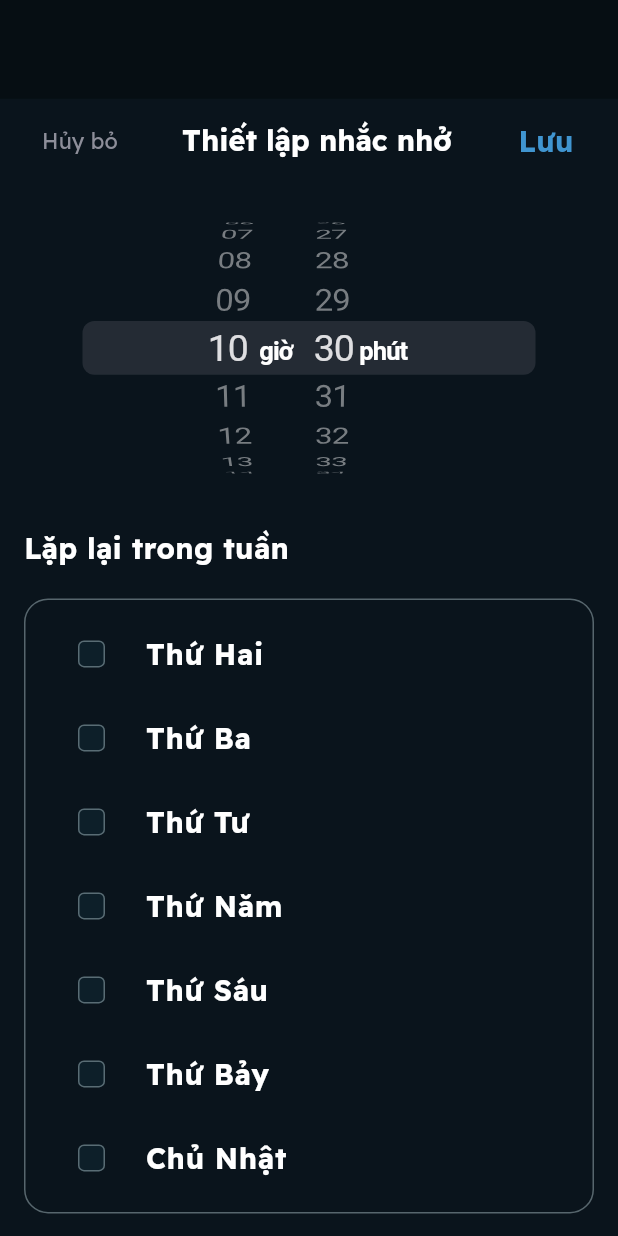
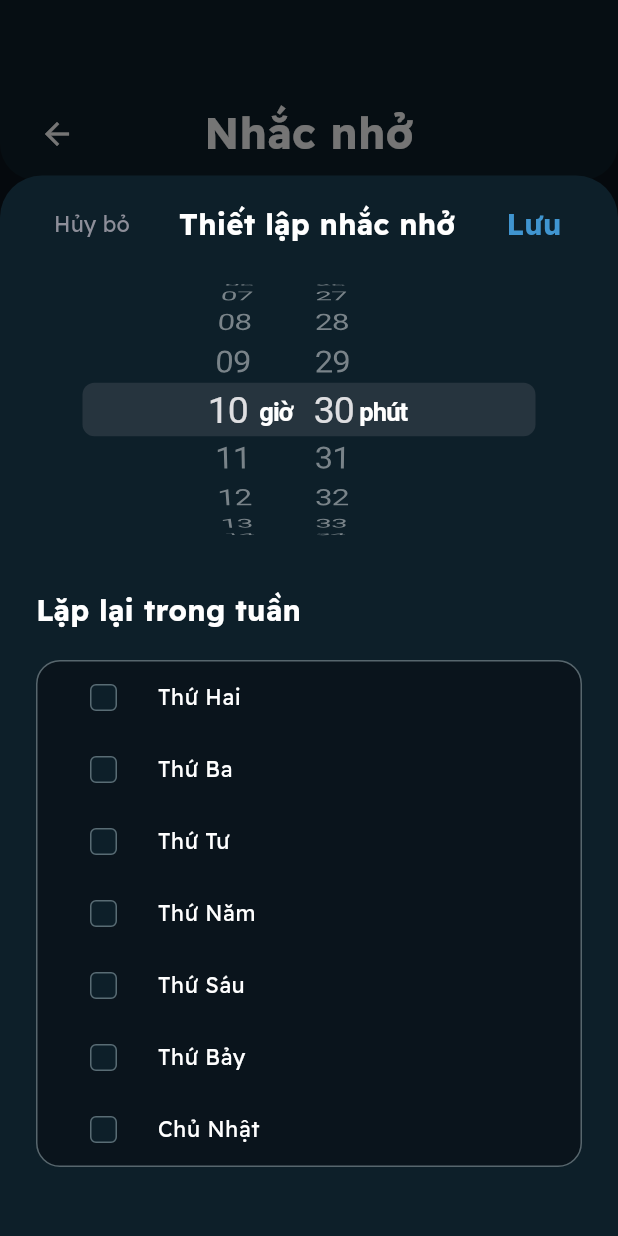
Before and after one commit to heterl0/yogitech-mobile-application, a Flutter app: the ReminderPage screen opened by its route, after a tap on the "add" icon, on a phone screen of 412 x 824 dp. Run offline on Flutter 3.47's test engine with Material 3 defaults, Android fonts, the phone set to English and light mode, and no system bars; our stand-ins replace audioplayers, cached_network_image, camera, dio, equatable, fl_chart and 15 more; missing offline and left inert: dart:ffi, pay, tflite_flutter; accounts and stored records are empty; generated files the repository leaves out were written again; network calls fail.

Commit message:
Tinh chỉnh lại UI của Reminder

```diff
--- a/lib/src/pages/exercise_detail.dart
+++ b/lib/src/pages/exercise_detail.dart
@@ -97,18 +97,21 @@ class _ExerciseDetailState extends State<ExerciseDetail> {
 
   Widget _buildImage(BuildContext context) {
     return Padding(
-      padding: const EdgeInsets.only(top: 60),
+        padding: const EdgeInsets.only(top: 90),
+        child: AspectRatio(
+          aspectRatio: 16 / 9,
           child: Container(
-        width: double.infinity,
-        height: 360,
             decoration: BoxDecoration(
               image: DecorationImage(
-            image:CachedNetworkImageProvider(_exercise!.image_url), // ! for null safety
+                image: CachedNetworkImageProvider(
+                  _exercise!
+                      .image_url, // Thay thế URL mặc định nếu _exercise!.image_url null
+                ),
                 fit: BoxFit.cover,
               ),
             ),
           ),
-    );
+        ));
   }
 
   Widget _buildMainContent(BuildContext context) {
@@ -244,13 +247,14 @@ class _ExerciseDetailState extends State<ExerciseDetail> {
               children: <Widget>[
                 ClipRRect(
                   borderRadius: const BorderRadius.all(Radius.circular(8)),
-                  child:
-                  CachedNetworkImage(
+                  child: CachedNetworkImage(
                     imageUrl: pose.image_url,
                     height: 240, // Chiều cao cố định của ảnh
-                    width: double.infinity, // Đảm bảo ảnh chiếm toàn bộ chiều ngang
+                    width: double
+                        .infinity, // Đảm bảo ảnh chiếm toàn bộ chiều ngang
                     fit: BoxFit.cover,
-                    placeholder: (context, url) => Center(child: CircularProgressIndicator()),
+                    placeholder: (context, url) =>
+                        Center(child: CircularProgressIndicator()),
                     errorWidget: (context, url, error) => Icon(Icons.error),
                   ),
                 ),
@@ -404,7 +408,8 @@ class _ExerciseDetailState extends State<ExerciseDetail> {
                 height: 44,
                 decoration: ShapeDecoration(
                   image: DecorationImage(
-                    image:CachedNetworkImageProvider(comment.user.profile.avatar_url ?? ''),
+                    image: CachedNetworkImageProvider(
+                        comment.user.profile.avatar_url ?? ''),
                     fit: BoxFit.cover,
                   ),
                   // gradient: gradient,
--- a/lib/src/pages/reminder.dart
+++ b/lib/src/pages/reminder.dart
@@ -105,17 +105,11 @@ class _ReminderPageState extends State<ReminderPage> {
       builder: (BuildContext context) {
         final ScrollController scrollController = ScrollController();
 
-        return SingleChildScrollView(
-          child: SizedBox(
-            height: MediaQuery.of(context).size.height * 0.92,
-            child: _SetupReminderWidget(
+        return _SetupReminderWidget(
           scrollController: scrollController,
-              initialTime:
-                  isNew ? TimeOfDay.now() : _selectedTimes[index!]['time'],
+          initialTime: isNew ? TimeOfDay.now() : _selectedTimes[index!]['time'],
           initialDays: isNew ? {} : _selectedTimes[index!]['days'],
           showDeleteButton: !isNew,
-            ),
-          ),
         );
       },
     );
@@ -311,31 +305,33 @@ class __SetupReminderWidgetState extends State<_SetupReminderWidget> {
   Widget build(BuildContext context) {
     final trans = AppLocalizations.of(context)!;
     final theme = Theme.of(context);
-    return Scaffold(
-      appBar: AppBar(
-        automaticallyImplyLeading: false,
-        title: Row(
+    return SingleChildScrollView(
+      controller: widget.scrollController,
+      padding: EdgeInsets.symmetric(horizontal: 24.0),
+      child: Column(
+        crossAxisAlignment: CrossAxisAlignment.start,
+        children: [
+          SizedBox(height: 8),
+          Row(
             mainAxisAlignment: MainAxisAlignment.spaceBetween,
             children: [
               TextButton(
-              onPressed: () {
-                Navigator.pop(context);
-              },
+                onPressed: () => Navigator.pop(context),
                 child: Text(
                   trans.cancel,
                   style: bd_text.copyWith(color: text),
                 ),
               ),
-            Text(trans.setReminder,
-                style: h3.copyWith(color: theme.colorScheme.onBackground)),
+              Text(
+                trans.setReminder,
+                style: h3.copyWith(color: theme.colorScheme.onBackground),
+              ),
               TextButton(
-              onPressed: () {
-                Navigator.pop(context, {
+                onPressed: () => Navigator.pop(context, {
                   'time': _selectedTime,
                   'days': _selectedDays,
                   'isEnabled': true
-                });
-              },
+                }),
                 child: Text(
                   trans.save,
                   style: h3.copyWith(color: primary),
@@ -343,15 +339,7 @@ class __SetupReminderWidgetState extends State<_SetupReminderWidget> {
               ),
             ],
           ),
-      ),
-      body: SingleChildScrollView(
-        controller: widget.scrollController,
-        padding: EdgeInsets.symmetric(horizontal: 16.0),
-        child: Column(
-          crossAxisAlignment: CrossAxisAlignment.start,
-          children: [
-            SizedBox(height: 10),
-            Container(
+          SizedBox(
             height: 200,
             child: CupertinoTimerPicker(
               mode: CupertinoTimerPickerMode.hm,
@@ -377,13 +365,16 @@ class __SetupReminderWidgetState extends State<_SetupReminderWidget> {
           SizedBox(height: 20),
           Container(
             decoration: BoxDecoration(
+              color: theme.colorScheme.surface,
               borderRadius: BorderRadius.circular(16.0),
               border: Border.all(color: stroke),
             ),
             child: Column(
               children: [
                 Padding(
-                    padding: const EdgeInsets.all(8.0),
+                    padding: const EdgeInsets.symmetric(horizontal: 8.0),
+                    child: ListTileTheme(
+                      dense: true,
                       child: Column(
                         children: List<Widget>.generate(7, (index) {
                           final dayIndex = index + 1;
@@ -394,6 +385,9 @@ class __SetupReminderWidgetState extends State<_SetupReminderWidget> {
 
                           return CheckBoxListTile(
                             title: dayName.toString(),
+                            customTextStyle: bd_text.copyWith(
+                              color: theme.colorScheme.onPrimary,
+                            ),
                             state: _selectedDays.contains(dayIndex)
                                 ? CheckState.Checked
                                 : CheckState.Unchecked,
@@ -409,10 +403,11 @@ class __SetupReminderWidgetState extends State<_SetupReminderWidget> {
                           );
                         }),
                       ),
-                  ),
+                    )),
               ],
             ),
           ),
+          SizedBox(height: 20),
           if (widget.showDeleteButton)
             Center(
               child: CustomButton(
@@ -424,8 +419,8 @@ class __SetupReminderWidgetState extends State<_SetupReminderWidget> {
                 },
               ),
             ),
+          SizedBox(height: 26),
         ],
-        ),
       ),
     );
   }
--- a/lib/src/widgets/checkbox.dart
+++ b/lib/src/widgets/checkbox.dart
@@ -9,6 +9,7 @@ class CheckBoxListTile extends StatefulWidget {
   final String title;
   final String subtitle; // Added subtitle
   final CheckState state;
+  final TextStyle? customTextStyle;
   final ValueChanged<bool>? onChanged; // Use ValueChanged for state updates
 
   const CheckBoxListTile({
@@ -17,6 +18,7 @@ class CheckBoxListTile extends StatefulWidget {
     this.subtitle = '', // Added subtitle
     this.state = CheckState.Unchecked,
     this.onChanged,
+    this.customTextStyle,
   });
 
   @override
@@ -37,13 +39,16 @@ class _CheckBoxListTileState extends State<CheckBoxListTile> {
     final theme = Theme.of(context);
 
     return ListTile(
-      title: Text(
-        widget.title,
-        style: h3.copyWith(
-          color: theme.colorScheme.onPrimary,
-        ),
-      ),
-      subtitle: widget.subtitle != ''
+      title: widget.title.isNotEmpty
+          ? Text(
+              widget.title,
+              style: widget.customTextStyle ??
+                  h3.copyWith(
+                    color: theme.colorScheme.onPrimary,
+                  ),
+            )
+          : null,
+      subtitle: widget.subtitle.isNotEmpty
           ? Text(
               widget.subtitle,
               style: min_cap.copyWith(color: text),
```
Lines whose indentation alone changed are shown as unchanged.
